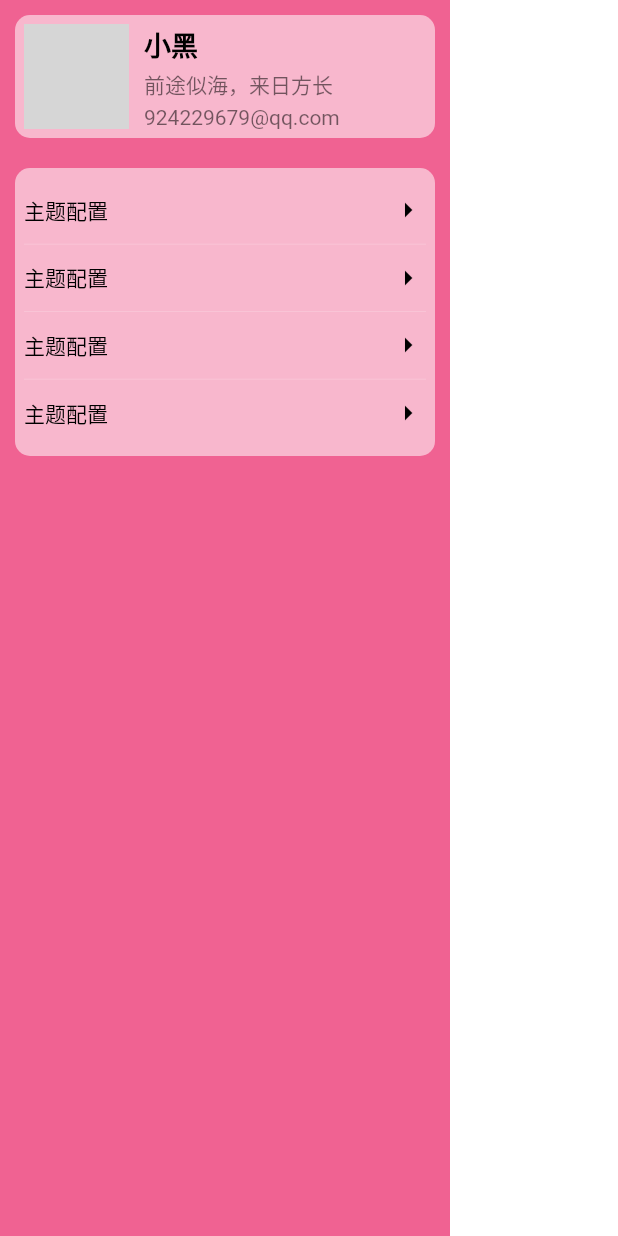
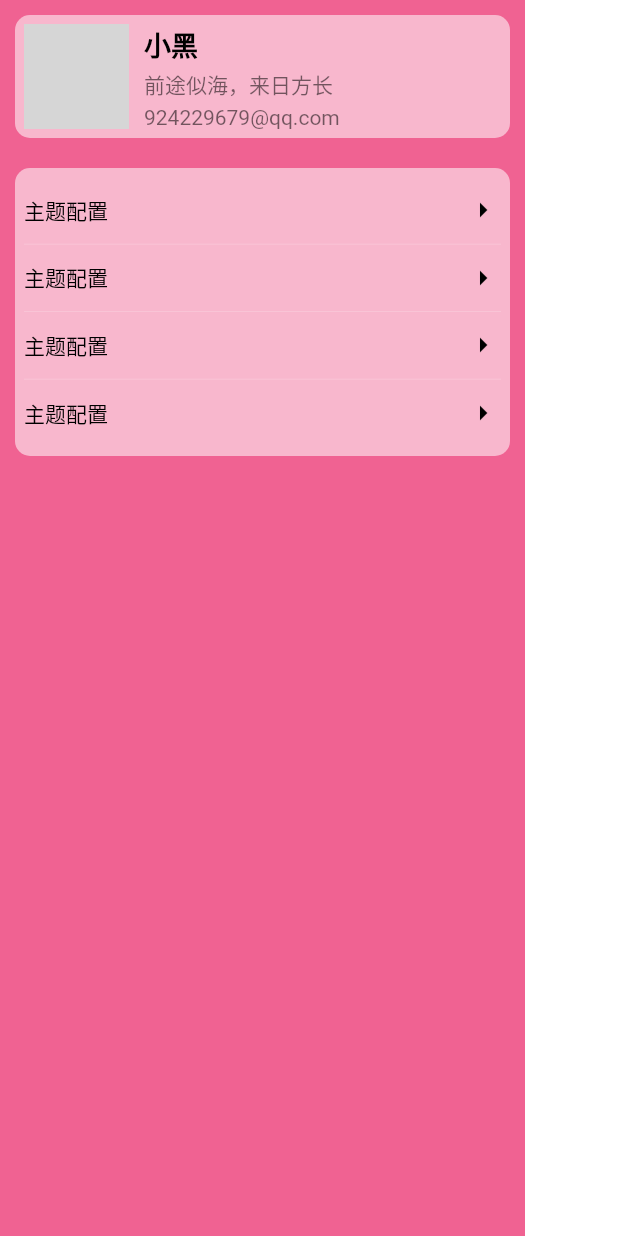
Before and after one commit to qinglongs/flutter-xiaomin, a Flutter app: the MyDrawer widget shown alone on an empty page, opened directly, on a phone screen of 412 x 824 dp. Run offline on Flutter 3.47's test engine with Material 2 defaults, Android fonts, the phone set to English and light mode, and no system bars; our stand-ins replace fluttertoast, image_picker; network calls fail; grey boxes are pictures that could not be loaded.

Commit message:
feat(抽屉)：抽屉样式调整

```diff
--- a/lib/home-page/drawer/drawer.dart
+++ b/lib/home-page/drawer/drawer.dart
@@ -19,7 +19,7 @@ class MyDrawerState extends State<MyDrawer> {
     return Container(
         margin: EdgeInsets.only(top: MediaQuery.of(context).padding.top),
         padding: EdgeInsets.all(10),
-        width: 300,
+        width: 350,
         height: double.infinity,
         color: Colors.pink[300],
         child: Scrollbar(
```
